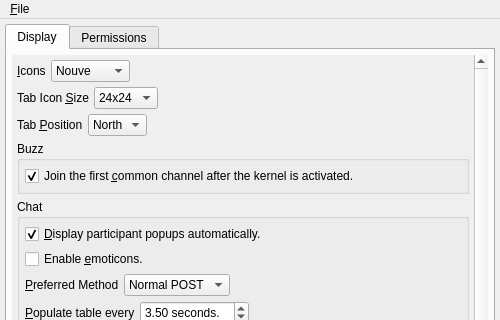
First picture: the form in branches/trunk/GoldBug-UI/options.ui, repository textbrowser/spot-on, before the edit; both pictures show x 0 to 500 and y 0 to 320 of the 500 by 610 pixel window.
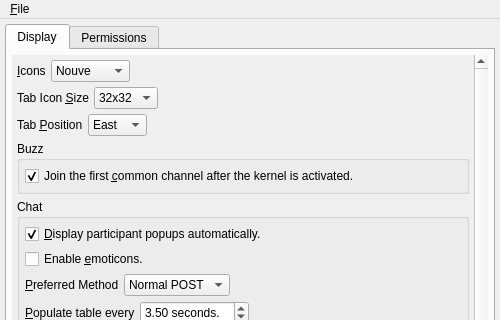
Second picture: the form after the edit. Icons and pictures are not drawn.

```diff
--- a/branches/trunk/GoldBug-UI/options.ui
+++ b/branches/trunk/GoldBug-UI/options.ui
@@ -54,8 +54,8 @@
             <rect>
              <x>0</x>
              <y>0</y>
-             <width>461</width>
-             <height>630</height>
+             <width>462</width>
+             <height>678</height>
             </rect>
            </property>
            <layout class="QVBoxLayout" name="verticalLayout_9">
@@ -138,7 +138,7 @@
               <item>
                <widget class="QComboBox" name="iconsize">
                 <property name="currentIndex">
-                 <number>1</number>
+                 <number>2</number>
                 </property>
                 <property name="sizeAdjustPolicy">
                  <enum>QComboBox::AdjustToContents</enum>
@@ -198,7 +198,7 @@
               <item>
                <widget class="QComboBox" name="position">
                 <property name="currentIndex">
-                 <number>1</number>
+                 <number>0</number>
                 </property>
                 <property name="sizeAdjustPolicy">
                  <enum>QComboBox::AdjustToContents</enum>
```
Left out of the diff: 6 changed lines with no effect on the pictures.
